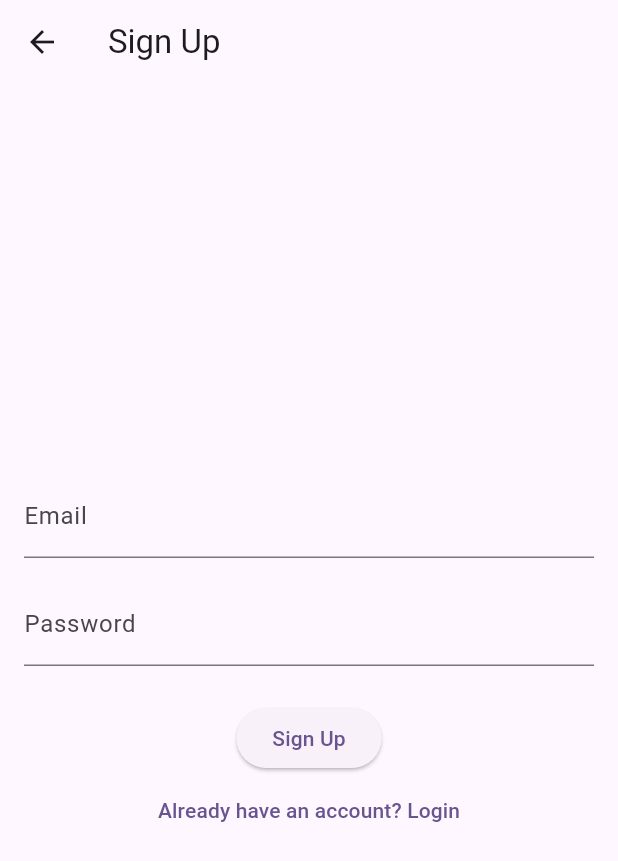
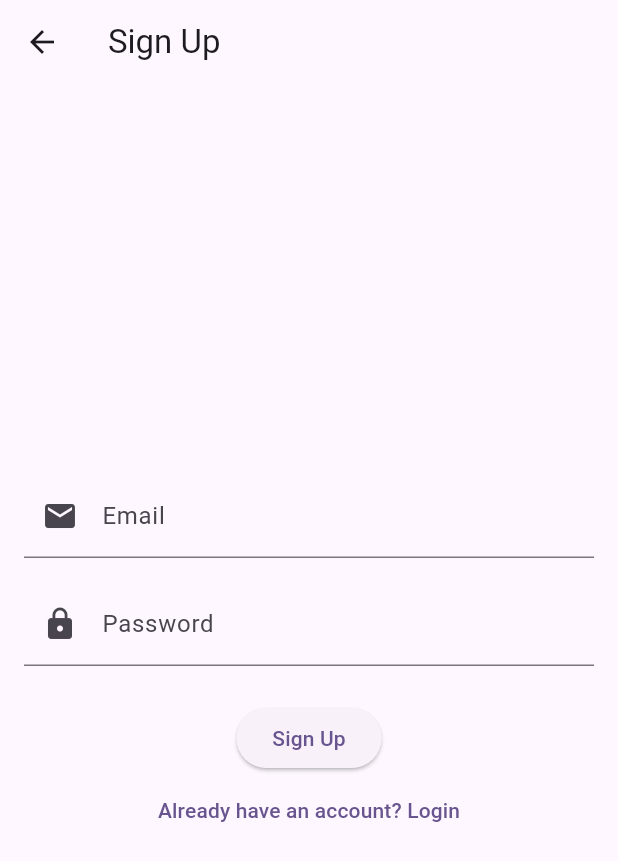
Before and after one commit to RekanAnwar/tic_tac_toc_game, a Flutter app: the screen it shows after launch, after a tap on "Login", after a tap on "Create an account", on a phone screen of 412 x 824 dp. Shown: the top 861 px of the screen. Run offline on Flutter 3.47's test engine with Material 3 defaults, Android fonts, the phone set to English and light mode, and no system bars; our stand-ins replace equatable, firebase_auth, firebase_core, flutter_riverpod; accounts and stored records are empty.

Commit message:
Enhance authentication UI and error handling in Login and Signup pages
- Added Firebase authentication support by importing necessary packages.
- Improved error handling for authentication failures, displaying user-friendly messages based on FirebaseAuthException.
- Enhanced email and password input fields with validation, including email format checking and password length requirements.
- Updated UI elements to include icons for better user experience.

These changes improve the overall user experience during the authentication process by providing clearer feedback and validation.

```diff
--- a/lib/views/auth/login_page.dart
+++ b/lib/views/auth/login_page.dart
@@ -1,6 +1,8 @@
+import 'package:firebase_auth/firebase_auth.dart';
 import 'package:flutter/material.dart';
 import 'package:flutter_riverpod/flutter_riverpod.dart';
 import 'package:tic_tac_toc_game/controllers/auth_controller.dart';
+import 'package:tic_tac_toc_game/utils/auth_error_handler.dart';
 
 class LoginPage extends ConsumerStatefulWidget {
   const LoginPage({super.key});
@@ -31,10 +33,22 @@ class _LoginPageState extends ConsumerState<LoginPage> {
         if (mounted) {
           Navigator.of(context).pushReplacementNamed('/home');
         }
+      } on FirebaseAuthException catch (e) {
+        if (mounted) {
+          ScaffoldMessenger.of(context).showSnackBar(
+            SnackBar(
+              content: Text(getAuthErrorMessage(e.code)),
+              backgroundColor: Theme.of(context).colorScheme.error,
+            ),
+          );
+        }
       } catch (e) {
         if (mounted) {
           ScaffoldMessenger.of(context).showSnackBar(
-            SnackBar(content: Text(e.toString())),
+            SnackBar(
+              content: const Text('An error occurred. Please try again later'),
+              backgroundColor: Theme.of(context).colorScheme.error,
+            ),
           );
         }
       }
@@ -54,17 +68,36 @@ class _LoginPageState extends ConsumerState<LoginPage> {
             children: [
               TextFormField(
                 controller: _emailController,
-                decoration: const InputDecoration(labelText: 'Email'),
-                validator: (value) =>
-                    value?.isEmpty ?? true ? 'Please enter email' : null,
+                decoration: const InputDecoration(
+                  labelText: 'Email',
+                  prefixIcon: Icon(Icons.email),
+                ),
+                keyboardType: TextInputType.emailAddress,
+                validator: (value) {
+                  if (value == null || value.isEmpty) {
+                    return 'Please enter email';
+                  }
+                  if (!RegExp(r'^[\w-\.]+@([\w-]+\.)+[\w-]{2,4}$')
+                      .hasMatch(value)) {
+                    return 'Please enter a valid email';
+                  }
+                  return null;
+                },
               ),
               const SizedBox(height: 16),
               TextFormField(
                 controller: _passwordController,
-                decoration: const InputDecoration(labelText: 'Password'),
+                decoration: const InputDecoration(
+                  labelText: 'Password',
+                  prefixIcon: Icon(Icons.lock),
+                ),
                 obscureText: true,
-                validator: (value) =>
-                    value?.isEmpty ?? true ? 'Please enter password' : null,
+                validator: (value) {
+                  if (value == null || value.isEmpty) {
+                    return 'Please enter password';
+                  }
+                  return null;
+                },
               ),
               const SizedBox(height: 24),
               ElevatedButton(
--- a/lib/views/auth/signup_page.dart
+++ b/lib/views/auth/signup_page.dart
@@ -1,6 +1,8 @@
+import 'package:firebase_auth/firebase_auth.dart';
 import 'package:flutter/material.dart';
 import 'package:flutter_riverpod/flutter_riverpod.dart';
 import 'package:tic_tac_toc_game/controllers/auth_controller.dart';
+import 'package:tic_tac_toc_game/utils/auth_error_handler.dart';
 
 class SignupPage extends ConsumerStatefulWidget {
   const SignupPage({super.key});
@@ -31,10 +33,22 @@ class _SignupPageState extends ConsumerState<SignupPage> {
         if (mounted) {
           Navigator.of(context).pushReplacementNamed('/home');
         }
+      } on FirebaseAuthException catch (e) {
+        if (mounted) {
+          ScaffoldMessenger.of(context).showSnackBar(
+            SnackBar(
+              content: Text(getAuthErrorMessage(e.code)),
+              backgroundColor: Theme.of(context).colorScheme.error,
+            ),
+          );
+        }
       } catch (e) {
         if (mounted) {
           ScaffoldMessenger.of(context).showSnackBar(
-            SnackBar(content: Text(e.toString())),
+            SnackBar(
+              content: const Text('An error occurred. Please try again later'),
+              backgroundColor: Theme.of(context).colorScheme.error,
+            ),
           );
         }
       }
@@ -54,17 +68,39 @@ class _SignupPageState extends ConsumerState<SignupPage> {
             children: [
               TextFormField(
                 controller: _emailController,
-                decoration: const InputDecoration(labelText: 'Email'),
-                validator: (value) =>
-                    value?.isEmpty ?? true ? 'Please enter email' : null,
+                decoration: const InputDecoration(
+                  labelText: 'Email',
+                  prefixIcon: Icon(Icons.email),
+                ),
+                keyboardType: TextInputType.emailAddress,
+                validator: (value) {
+                  if (value == null || value.isEmpty) {
+                    return 'Please enter email';
+                  }
+                  if (!RegExp(r'^[\w-\.]+@([\w-]+\.)+[\w-]{2,4}$')
+                      .hasMatch(value)) {
+                    return 'Please enter a valid email';
+                  }
+                  return null;
+                },
               ),
               const SizedBox(height: 16),
               TextFormField(
                 controller: _passwordController,
-                decoration: const InputDecoration(labelText: 'Password'),
+                decoration: const InputDecoration(
+                  labelText: 'Password',
+                  prefixIcon: Icon(Icons.lock),
+                ),
                 obscureText: true,
-                validator: (value) =>
-                    value?.isEmpty ?? true ? 'Please enter password' : null,
+                validator: (value) {
+                  if (value == null || value.isEmpty) {
+                    return 'Please enter password';
+                  }
+                  if (value.length < 6) {
+                    return 'Password must be at least 6 characters';
+                  }
+                  return null;
+                },
               ),
               const SizedBox(height: 24),
               ElevatedButton(
```
Also changed, not shown: lib/utils/auth_error_handler.dart (added, +20 -0 lines).
